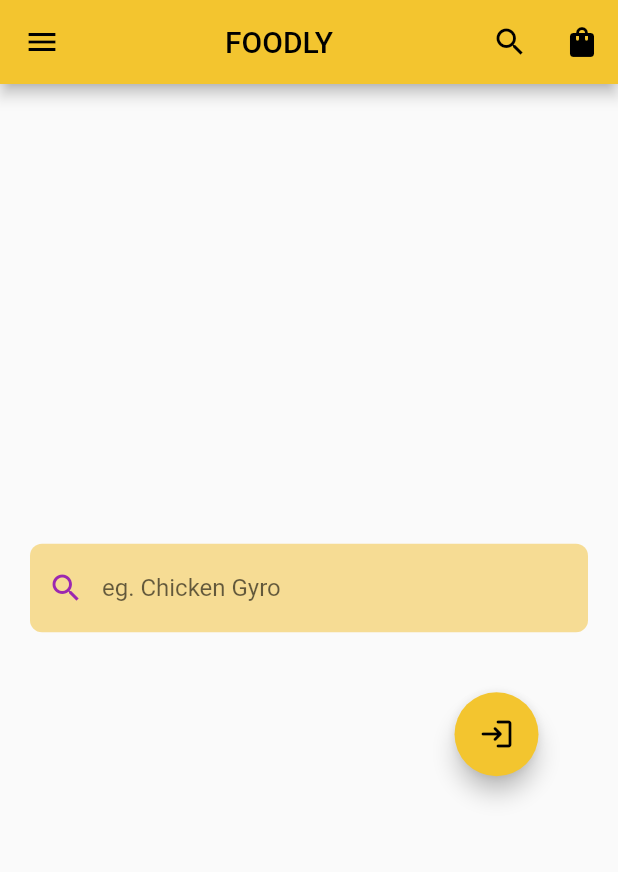
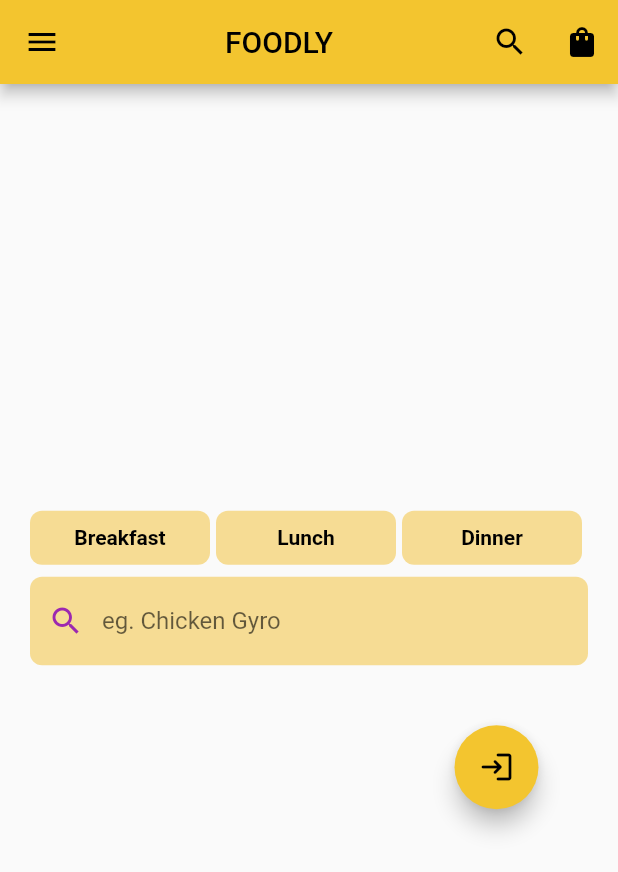
Before and after one commit to IvanaGeorgievaa/foodly, a Flutter app: the screen it shows once a user with an empty profile is signed in, on a phone screen of 412 x 824 dp. Shown: the top 872 px of the screen. Run offline on Flutter 3.47's test engine with Material 2 defaults, Android fonts, the phone set to English and light mode, and no system bars; our stand-ins replace cloud_firestore, firebase_auth, firebase_core, get, google_fonts, logger; accounts and stored records are empty.

Commit message:
Added changes for the categories filter

```diff
--- a/lib/pages/home_page.dart
+++ b/lib/pages/home_page.dart
@@ -3,17 +3,16 @@ import 'package:flutter/material.dart';
 import 'package:foodly_app/Authentication/auth.dart';
 import 'package:foodly_app/widgets/navbar.dart';
 import 'package:foodly_app/widgets/products.dart';
+import 'package:get/get_connect/http/src/utils/utils.dart';
 
 import '../controllers/product_controller.dart';
 import '../models/product.dart';
 import '../widgets/shopping_cart.dart';
 
-
 class HomePage extends StatefulWidget {
   List<ProductModel> main_list;
 
-  HomePage({Key? key, required this.main_list}) : super(key: key)
-  {}
+  HomePage({Key? key, required this.main_list}) : super(key: key) {}
 
   @override
   State<HomePage> createState() => _HomePageState();
@@ -51,7 +50,19 @@ class _HomePageState extends State<HomePage> {
 
   void updateList(String value) {
     setState(() {
-          d_list = widget.main_list.where((element) => element.name.toLowerCase().contains(value.toLowerCase())).toList();
+      d_list = widget.main_list
+          .where((element) =>
+              element.name.toLowerCase().contains(value.toLowerCase()))
+          .toList();
+    });
+  }
+
+  void updateListbyCategory(String category) {
+    setState(() {
+      d_list = widget.main_list
+          .where((element) =>
+              element.category.toLowerCase().contains(category.toLowerCase()))
+          .toList();
     });
   }
 
@@ -66,10 +77,12 @@ class _HomePageState extends State<HomePage> {
         actions: <Widget>[
           IconButton(onPressed: () => Null, icon: const Icon(Icons.search)),
           IconButton(
-              onPressed: () =>  Navigator.push(
+              onPressed: () => Navigator.push(
                     context,
-                    MaterialPageRoute(builder: (context) =>  ShoppingCartWidget()),
-                  ), icon: const Icon(Icons.shopping_bag))
+                    MaterialPageRoute(
+                        builder: (context) => ShoppingCartWidget()),
+                  ),
+              icon: const Icon(Icons.shopping_bag))
         ],
       ),
       body: Container(
@@ -80,20 +93,100 @@ class _HomePageState extends State<HomePage> {
           crossAxisAlignment: CrossAxisAlignment.center,
           mainAxisAlignment: MainAxisAlignment.center,
           children: <Widget>[
+            Padding(
+              padding: const EdgeInsets.only(bottom: 8.0),
+              child: Row(
+                children: [
+                  Expanded(
+                      child: Padding(
+                    padding: const EdgeInsets.only(right: 4.0),
+                    child: GestureDetector(
+                      onTap: () => updateListbyCategory('Breakfast'),
+                      child: Container(
+                        decoration: BoxDecoration(
+                          color: const Color.fromARGB(144, 243, 197, 70),
+                          borderRadius: BorderRadius.circular(8.0),
+                        ),
+                        child: const Padding(
+                          padding: EdgeInsets.all(10.0),
+                          child: Text(
+                            "Breakfast",
+                            style: TextStyle(
+                                color: Colors.black,
+                                fontWeight: FontWeight.bold),
+                            textAlign: TextAlign.center,
+                          ),
+                        ),
+                      ),
+                    ),
+                  )),
+                  Expanded(
+                      child: Padding(
+                    padding: const EdgeInsets.only(right: 4.0),
+                    child: GestureDetector(
+                      onTap: () => updateListbyCategory('Lunch'),
+                      child: Container(
+                        decoration: BoxDecoration(
+                          color: const Color.fromARGB(144, 243, 197, 70),
+                          borderRadius: BorderRadius.circular(8.0),
+                        ),
+                        child: const Padding(
+                          padding: EdgeInsets.all(10.0),
+                          child: Text(
+                            "Lunch",
+                            style: TextStyle(
+                                color: Colors.black,
+                                fontWeight: FontWeight.bold),
+                            textAlign: TextAlign.center,
+                          ),
+                        ),
+                      ),
+                    ),
+                  )),
+                  Expanded(
+                      child: Padding(
+                    padding: const EdgeInsets.only(right: 4.0),
+                    child: GestureDetector(
+                      onTap: () => updateListbyCategory('Dinner'),
+                      child: Container(
+                        decoration: BoxDecoration(
+                          color: const Color.fromARGB(144, 243, 197, 70),
+                          borderRadius: BorderRadius.circular(8.0),
+                        ),
+                        child: const Padding(
+                          padding: EdgeInsets.all(10.0),
+                          child: Text(
+                            "Dinner",
+                            style: TextStyle(
+                                color: Colors.black,
+                                fontWeight: FontWeight.bold),
+                            textAlign: TextAlign.center,
+                          ),
+                        ),
+                      ),
+                    ),
+                  )),
+                ],
+              ),
+            ),
             TextField(
               onChanged: (value) => updateList(value),
               style: TextStyle(color: Colors.black),
               decoration: InputDecoration(
                   filled: true,
                   fillColor: Color.fromARGB(144, 243, 197, 70),
-                border: OutlineInputBorder(borderRadius: BorderRadius.circular(8.0), borderSide: BorderSide.none),
+                  border: OutlineInputBorder(
+                      borderRadius: BorderRadius.circular(8.0),
+                      borderSide: BorderSide.none),
                   hintText: "eg. Chicken Gyro",
                   prefixIcon: Icon(Icons.search),
-                prefixIconColor: Colors.purple
+                  prefixIconColor: Colors.purple),
             ),
+            ProductsWidget(
+              products: d_list,
             ),
-            ProductsWidget(products: d_list,),
-             _signOutButton()],
+            _signOutButton()
+          ],
         ),
       ),
     );
```
Lines whose indentation alone changed are shown as unchanged.
